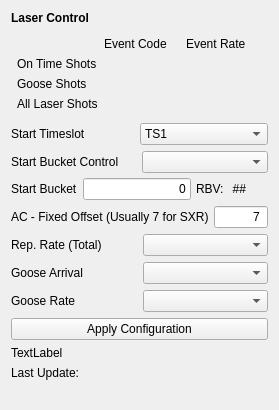
Qt form opcpa_tpr_config/rep_rate_config.ui (ipotanin/opcpa-tpr-config) before a commit.
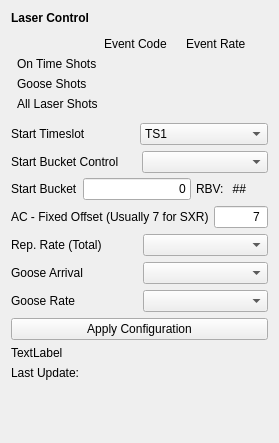
The same form after that commit. Custom widgets are drawn as their Qt base class.

Commit message: FIX: label for start timeslot showed TS2 when it should have shown TS4. the logic is still implemented correctly.

What changed in the file:
```diff
--- a/opcpa_tpr_config/rep_rate_config.ui
+++ b/opcpa_tpr_config/rep_rate_config.ui
@@ -7,7 +7,7 @@
     <x>0</x>
     <y>0</y>
     <width>279</width>
-    <height>410</height>
+    <height>443</height>
    </rect>
   </property>
   <property name="windowTitle">
```
Left out of the diff: 2 changed lines with no effect on the pictures.
